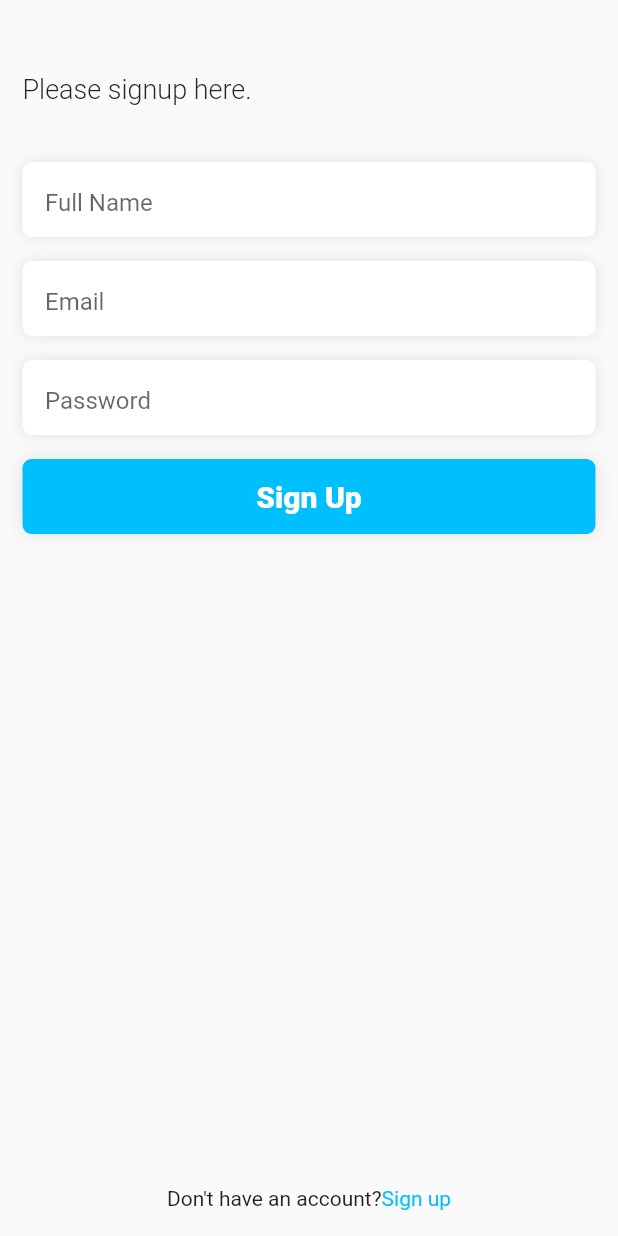
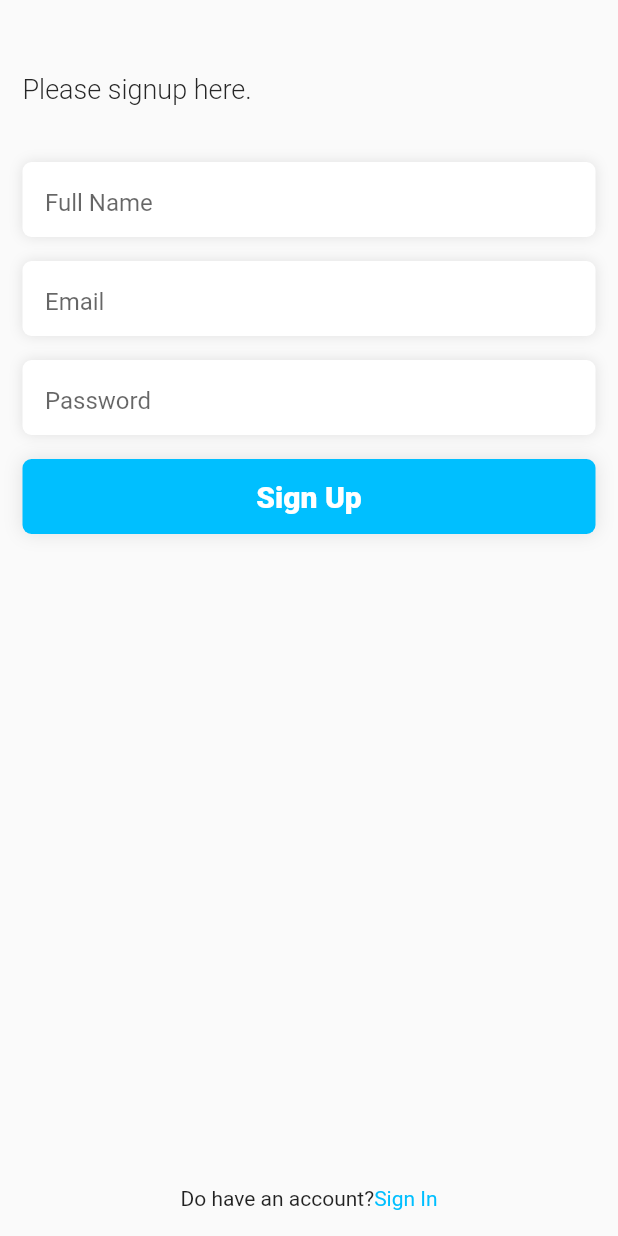
Before and after one commit to i-am-deoye/OurPassAssessment, a Flutter app: the SignupPage screen opened directly, on a phone screen of 412 x 824 dp. Run offline on Flutter 3.47's test engine with Material 2 defaults, Android fonts, the phone set to English and light mode, and no system bars; our stand-ins replace cloud_firestore, firebase_auth, firebase_core, get, hexcolor; accounts and stored records are empty.

Commit message:
... changed bottom text from Sign up to sign in

```diff
--- a/lib/features/auth/signup.page.dart
+++ b/lib/features/auth/signup.page.dart
@@ -136,9 +136,9 @@ class _SignupPage extends State<SignupPage> with InputValidationMixin {
             child: Row(
               mainAxisAlignment: MainAxisAlignment.center,
               children: [
-                const Text("Don't have an account?"),
+                const Text("Do have an account?"),
                 Text(
-                  "Sign up",
+                  "Sign In",
                   style: TextStyle(
                     color: CustomColors.appColor,
                   ),
```
